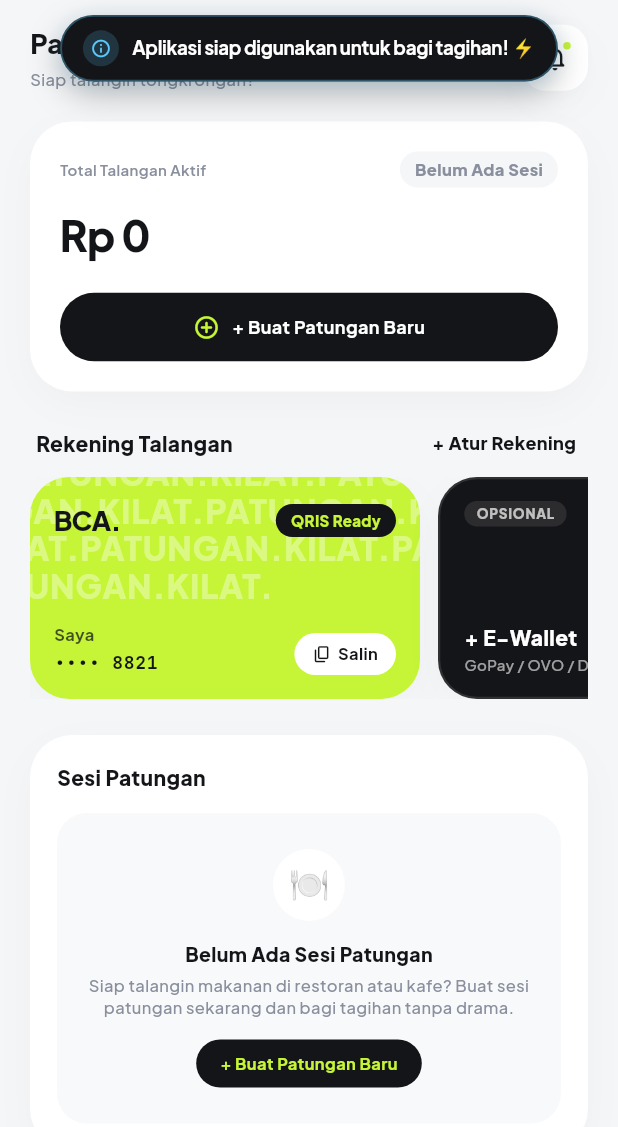
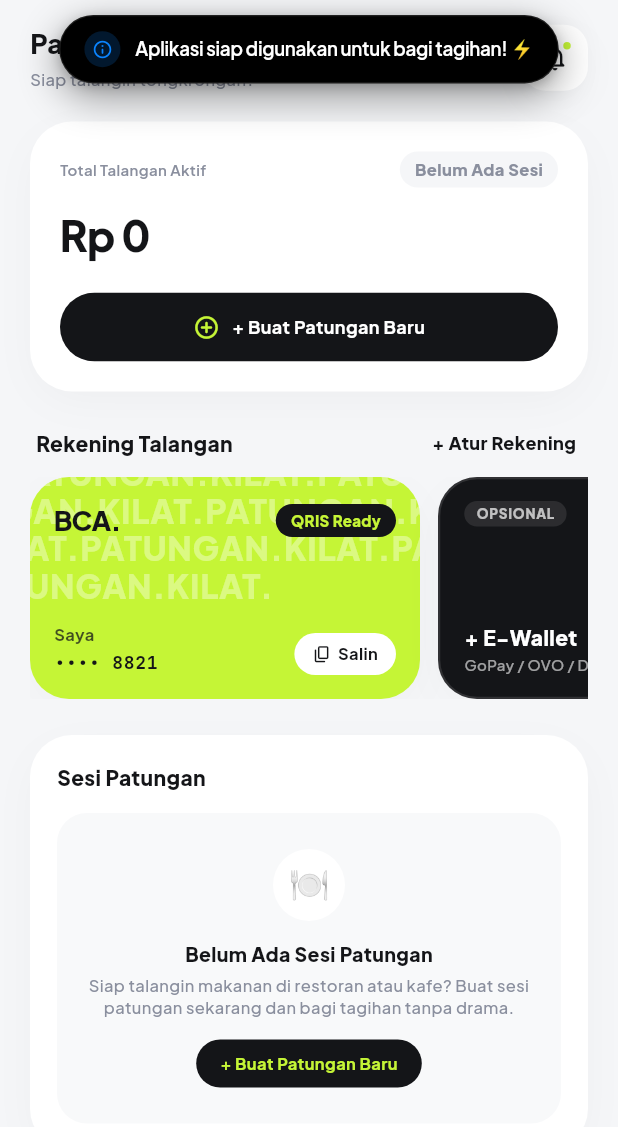
Before and after one commit to FerrelHD/PatunganKilat, a Flutter app: the HomeScreen screen opened directly with empty values, after a tap on the "notifications none" icon, on a phone screen of 412 x 824 dp. Shown: the top 1127 px of the screen. Run offline on Flutter 3.47's test engine with Material 3 defaults, Android fonts, the phone set to English and light mode, and no system bars; our stand-ins replace flutter_riverpod, google_fonts, image_picker, share_plus, shared_preferences, web; missing offline and left inert: dart:js_interop; accounts and stored records are empty.

Commit message:
feat(ui): refine apple-style dynamic island notifications and fix pwa top blur

```diff
--- a/lib/core/widgets/neo_toast.dart
+++ b/lib/core/widgets/neo_toast.dart
@@ -15,7 +15,7 @@ class NeoToast {
 
   static OverlayEntry? _activeEntry;
 
-  /// Shows a Dynamic Island style top-floating toast notification
+  /// Shows a clean Apple Dynamic Island style top-floating toast notification
   static void show(
     BuildContext context,
     String message, {
@@ -72,7 +72,9 @@ class _NeoToastWidget extends StatefulWidget {
 
 class _NeoToastWidgetState extends State<_NeoToastWidget> with SingleTickerProviderStateMixin {
   late final AnimationController _controller;
-  late final Animation<double> _curvedAnimation;
+  late final Animation<double> _scaleAnimation;
+  late final Animation<Offset> _slideAnimation;
+  late final Animation<double> _fadeAnimation;
   Timer? _timer;
   bool _isDismissing = false;
 
@@ -84,10 +86,30 @@ class _NeoToastWidgetState extends State<_NeoToastWidget> with SingleTickerProvi
       duration: const Duration(milliseconds: 260),
     );
 
-    _curvedAnimation = CurvedAnimation(
+    // Dynamic Island spring-out physics
+    _scaleAnimation = Tween<double>(begin: 0.72, end: 1.0).animate(
+      CurvedAnimation(
+        parent: _controller,
+        curve: Curves.easeOutBack,
+        reverseCurve: Curves.easeInCubic,
+      ),
+    );
+
+    _slideAnimation = Tween<Offset>(
+      begin: const Offset(0, -0.65),
+      end: Offset.zero,
+    ).animate(
+      CurvedAnimation(
         parent: _controller,
         curve: Curves.easeOutCubic,
         reverseCurve: Curves.easeInCubic,
+      ),
+    );
+
+    _fadeAnimation = CurvedAnimation(
+      parent: _controller,
+      curve: Curves.easeOut,
+      reverseCurve: Curves.easeIn,
     );
 
     _controller.forward();
@@ -123,11 +145,11 @@ class _NeoToastWidgetState extends State<_NeoToastWidget> with SingleTickerProvi
       case NeoToastType.success:
         return AppColors.neoLime;
       case NeoToastType.warning:
-        return const Color(0xFFFFB800);
+        return const Color(0xFFFF9F0A); // Apple Amber
       case NeoToastType.error:
-        return const Color(0xFFFF5252);
+        return const Color(0xFFFF453A); // Apple Red
       case NeoToastType.info:
-        return const Color(0xFF5AC8FA);
+        return const Color(0xFF0A84FF); // Apple Blue
     }
   }
 
@@ -156,12 +178,12 @@ class _NeoToastWidgetState extends State<_NeoToastWidget> with SingleTickerProvi
         child: Material(
           color: Colors.transparent,
           child: SlideTransition(
-            position: Tween<Offset>(
-              begin: const Offset(0, -0.6),
-              end: Offset.zero,
-            ).animate(_curvedAnimation),
+            position: _slideAnimation,
+            child: ScaleTransition(
+              scale: _scaleAnimation,
+              alignment: Alignment.topCenter,
               child: FadeTransition(
-              opacity: _curvedAnimation,
+                opacity: _fadeAnimation,
                 child: GestureDetector(
                   onTap: _dismiss,
                   onVerticalDragUpdate: (details) {
@@ -171,23 +193,24 @@ class _NeoToastWidgetState extends State<_NeoToastWidget> with SingleTickerProvi
                   },
                   child: Container(
                     constraints: const BoxConstraints(maxWidth: 420),
-                  padding: const EdgeInsets.symmetric(horizontal: 14, vertical: 9),
+                    padding: const EdgeInsets.symmetric(horizontal: 16, vertical: 10),
                     decoration: BoxDecoration(
-                    color: AppColors.neoDark,
+                      color: const Color(0xFF000000), // Pure Dynamic Island pitch black
                       borderRadius: BorderRadius.circular(999),
                       border: Border.all(
-                      color: _accentColor.withValues(alpha: 0.35),
-                      width: 1.2,
+                        color: Colors.white.withValues(alpha: 0.12),
+                        width: 0.8,
                       ),
                       boxShadow: [
                         BoxShadow(
-                        color: Colors.black.withValues(alpha: 0.28),
-                        blurRadius: 18,
+                          color: Colors.black.withValues(alpha: 0.40),
+                          blurRadius: 22,
+                          spreadRadius: 1,
                           offset: const Offset(0, 8),
                         ),
                         BoxShadow(
-                        color: _accentColor.withValues(alpha: 0.16),
-                        blurRadius: 10,
+                          color: Colors.black.withValues(alpha: 0.18),
+                          blurRadius: 6,
                           offset: const Offset(0, 2),
                         ),
                       ],
@@ -210,14 +233,14 @@ class _NeoToastWidgetState extends State<_NeoToastWidget> with SingleTickerProvi
                             ),
                           ),
                         ),
-                      const SizedBox(width: 9),
+                        const SizedBox(width: 10),
                         Flexible(
                           child: Text(
                             widget.message,
                             style: GoogleFonts.plusJakartaSans(
                               color: Colors.white,
                               fontSize: 12.5,
-                            fontWeight: FontWeight.w700,
+                              fontWeight: FontWeight.w600,
                               letterSpacing: -0.2,
                             ),
                             maxLines: 2,
@@ -232,6 +255,7 @@ class _NeoToastWidgetState extends State<_NeoToastWidget> with SingleTickerProvi
             ),
           ),
         ),
+      ),
     );
   }
 }
--- a/lib/features/split_arena/services/receipt_ocr_service.dart
+++ b/lib/features/split_arena/services/receipt_ocr_service.dart
@@ -159,7 +159,7 @@ class ReceiptOcrService {
       caseSensitive: false,
     );
 
-    for (var rawLine in lines) {
+    for (final rawLine in lines) {
       final line = rawLine.trim();
       if (line.isEmpty) continue;
 
--- a/lib/features/split_arena/widgets/item_portion_split_bottom_sheet.dart
+++ b/lib/features/split_arena/widgets/item_portion_split_bottom_sheet.dart
@@ -354,7 +354,7 @@ class _ItemPortionSplitBottomSheetState extends State<ItemPortionSplitBottomShee
                             ),
                             if (isAssigned && totalPortions > 0)
                               Text(
-                                '${CurrencyFormatter.formatRp(friendCost)} (${portion}/$totalPortions porsi)',
+                                '${CurrencyFormatter.formatRp(friendCost)} (/$totalPortions porsi)',
                                 style: GoogleFonts.jetBrainsMono(
                                   fontSize: 11,
                                   fontWeight: FontWeight.w700,
--- a/lib/features/split_arena/widgets/receipt_scan_bottom_sheet.dart
+++ b/lib/features/split_arena/widgets/receipt_scan_bottom_sheet.dart
@@ -38,7 +38,7 @@ class _ReceiptScanBottomSheetState extends ConsumerState<ReceiptScanBottomSheet>
   List<ExtractedReceiptItem> _parsedItems = [];
   int? _detectedTax;
   int? _detectedService;
-  int? _detectedDiscount;
+
 
   @override
   void dispose() {
@@ -78,7 +78,7 @@ class _ReceiptScanBottomSheetState extends ConsumerState<ReceiptScanBottomSheet>
         _parsedItems = result.items;
         _detectedTax = result.taxAmount;
         _detectedService = result.serviceAmount;
-        _detectedDiscount = result.discountAmount;
+
         _isLoading = false;
       });
     } catch (e) {
@@ -115,7 +115,7 @@ class _ReceiptScanBottomSheetState extends ConsumerState<ReceiptScanBottomSheet>
       _parsedItems = result.items;
       _detectedTax = result.taxAmount;
       _detectedService = result.serviceAmount;
-      _detectedDiscount = result.discountAmount;
+
       _isPasteMode = false;
     });
 
```
Also changed, not shown: lib/main.dart (+10 -0 lines), 2 other files. Lines whose indentation alone changed are shown as unchanged.
